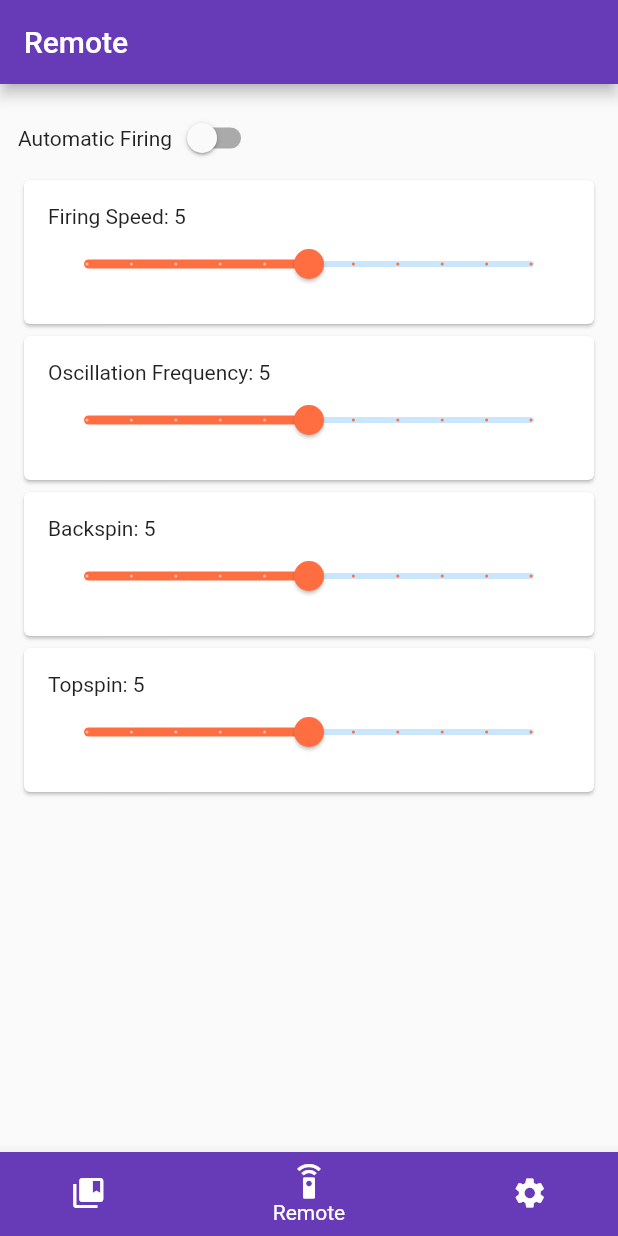
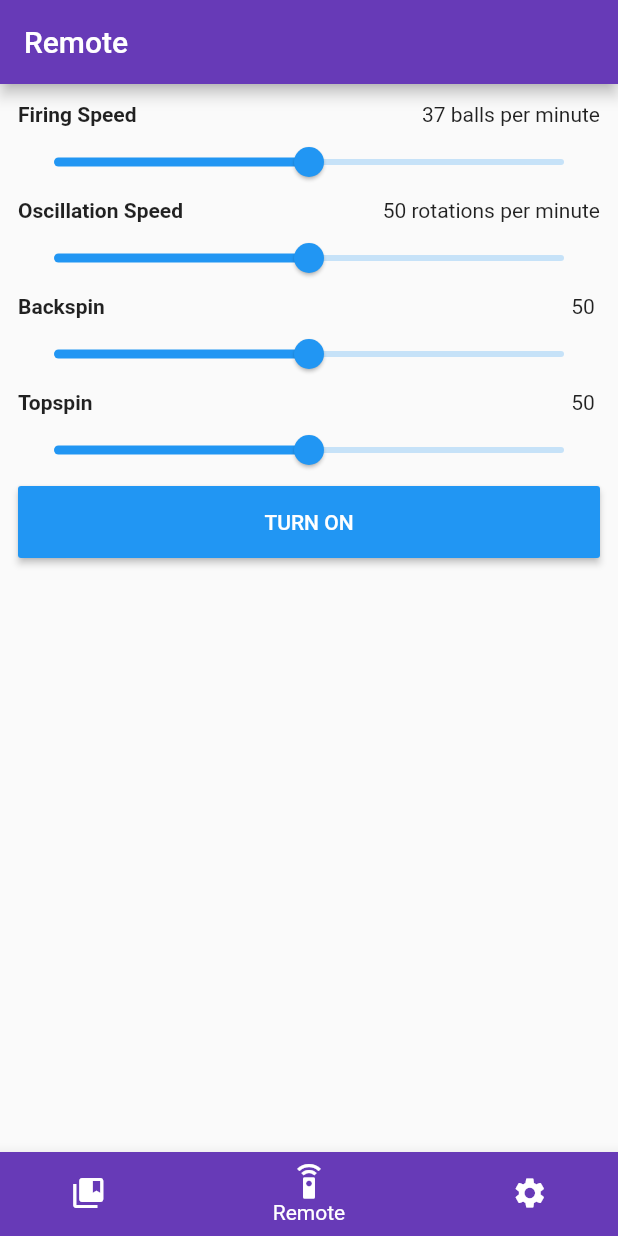
Before and after one commit to kil0meters/pingpong, a Flutter app: the screen it shows after launch, item 2 of the bottom bar chosen, on a phone screen of 412 x 824 dp. Run offline on Flutter 3.47's test engine with Material 2 defaults, Android fonts, the phone set to English and light mode, and no system bars.

Commit message:
Refactor sliders

```diff
--- a/lib/pong_knob.dart
+++ /dev/null
@@ -1,43 +0,0 @@
-import 'package:flutter/material.dart';
-
-class PongKnob extends StatefulWidget {
-  final String description;
-  final double maxValue;
-  final double minValue;
-
-  PongKnob({this.description, this.maxValue, this.minValue});
-
-  @override
-  _PongKnobState createState() => _PongKnobState();
-}
-
-class _PongKnobState extends State<PongKnob> {
-  double _sliderValue = 5;
-
-  @override
-  Widget build(BuildContext context) {
-    return Card(
-      child: Padding(
-        padding: EdgeInsets.all(16),
-        child: Column(
-          mainAxisAlignment: MainAxisAlignment.start,
-          crossAxisAlignment: CrossAxisAlignment.start,
-          children: <Widget>[
-            Text('${widget.description}: ${_sliderValue.floor()}'),
-            Slider(
-              activeColor: Colors.deepOrangeAccent,
-              divisions: (widget.maxValue - widget.minValue).floor(),
-              max: widget.maxValue,
-              min: widget.minValue,
-              onChanged: (newValue) {
-                setState(() => _sliderValue = newValue);
-              },
-              label: _sliderValue.toString(),
-              value: _sliderValue,
-            )
-          ],
-        ),
-      )
-    );
-  }
-}
--- a/lib/remote_page.dart
+++ b/lib/remote_page.dart
@@ -1,15 +1,11 @@
 import 'package:flutter/material.dart';
 
-import 'pong_knob.dart';
+import 'sliders.dart';
+import 'globals.dart' as globals;
 
-class RemotePage extends StatefulWidget {
+class RemotePage extends StatelessWidget {
   RemotePage({Key key}) : super(key: key);
 
-  @override
-  _RemotePageState createState() => _RemotePageState();
-}
-
-class _RemotePageState extends State<RemotePage> {
   @override
   Widget build(BuildContext context) {
     return Scaffold(
@@ -23,23 +19,78 @@ class _RemotePageState extends State<RemotePage> {
           mainAxisAlignment: MainAxisAlignment.start,
           crossAxisAlignment: CrossAxisAlignment.start,
           children: <Widget>[
-            Row(
-              children: <Widget>[
-                Text('Automatic Firing'),
-                Switch(
-                  value: false,
-                  activeColor: Colors.deepOrangeAccent,
-                  onChanged: (isFiring) => {},
-                ),
-              ],
+            PingPongSlider(
+              title: 'Firing Speed',
+              unit: 'balls per minute',
+              max: globals.firingSpeedMax,
+              min: globals.firingSpeedMin
             ),
-            PongKnob(description: "Firing Speed", maxValue: 10, minValue: 0),
-            PongKnob(description: "Oscillation Frequency", maxValue: 10, minValue: 0),
-            PongKnob(description: "Backspin", maxValue: 10, minValue: 0),
-            PongKnob(description: "Topspin", maxValue: 10, minValue: 0),
+            PingPongSlider(
+              title: 'Oscillation Speed',
+              unit: 'rotations per minute',
+              max: globals.oscillationSpeedMax,
+              min: globals.oscillationSpeedMin,
+            ),
+            PingPongSlider(
+              title: "Backspin",
+              max: globals.oscillationSpeedMax,
+              min: globals.oscillationSpeedMin
+            ),
+            PingPongSlider(
+              title: "Topspin",
+              max: globals.oscillationSpeedMax,
+              min: globals.oscillationSpeedMin
+            ),
+            SizedBox(
+              width: double.infinity,
+              height: 48,
+              child: ResumeFiringButton(),
+            )
           ],
         ),
       ),
     );
   }
 }
+
+class ResumeFiringButton extends StatefulWidget {
+  const ResumeFiringButton({
+    Key key,
+  }) : super(key: key);
+
+  @override
+  _ResumeFiringButtonState createState() => _ResumeFiringButtonState();
+}
+
+class _ResumeFiringButtonState extends State<ResumeFiringButton> {
+  bool isOn = false;
+  String label = 'TURN ON';
+  MaterialColor buttonColor = Colors.blue;
+
+  @override
+  Widget build(BuildContext context) {
+    return RaisedButton(
+      child: Text(
+        label,
+        style: TextStyle(
+          color: Colors.white,
+        )
+      ),
+      color: buttonColor,
+      onPressed: () {
+        setState(() {
+          if (!isOn) {
+            label = 'TURN OFF';
+            buttonColor = Colors.red;
+          }
+          else {
+            label = 'TURN ON';
+            buttonColor = Colors.blue;
+          }
+
+          isOn = !isOn;
+        });
+      }
+    );
+  }
+}
--- /dev/null
+++ b/lib/sliders.dart
@@ -0,0 +1,117 @@
+import 'package:flutter/material.dart';
+
+class PingPongSlider extends StatefulWidget {
+  final String title;
+  final String unit;
+  final double max;
+  final double min;
+
+  PingPongSlider({this.title, this.unit = "", this.max, this.min});
+
+  @override
+  _PingPongSliderState createState() => _PingPongSliderState(sliderValue: (max + min)/2);
+}
+
+class _PingPongSliderState extends State<PingPongSlider> {
+  double sliderValue;
+
+  _PingPongSliderState({Key key, this.sliderValue});
+
+  @override
+  Widget build(BuildContext context) {
+    return Column(
+      mainAxisAlignment: MainAxisAlignment.start,
+      crossAxisAlignment: CrossAxisAlignment.start,
+      children: <Widget>[
+        Row(
+          crossAxisAlignment: CrossAxisAlignment.start,
+          mainAxisAlignment: MainAxisAlignment.spaceBetween,
+          children: <Widget>[
+            Text(
+              '${widget.title}',
+              style: TextStyle(
+                fontWeight: FontWeight.bold,
+              )
+            ),
+            Text(
+              '${sliderValue.floor()} ${widget.unit}',
+              style: TextStyle(
+                color: Colors.black87,
+              )
+            )
+          ],
+        ),
+        Slider(
+          max: widget.max,
+          min: widget.min,
+          onChanged: (newValue) {
+            setState(() {
+              sliderValue = newValue;
+            });
+          },
+          label: sliderValue.toString(),
+          value: sliderValue,
+        )
+      ],
+    );
+  }
+}
+
+class PingPongRangeSlider extends StatefulWidget {
+  final String title;
+  final double max;
+  final double min;
+
+  PingPongRangeSlider({Key key, this.title, this.max, this.min}) : super(key: key);
+
+  @override
+  _PingPongRangeSliderState createState() => _PingPongRangeSliderState(rangeStart: min, rangeEnd: max);
+}
+
+class _PingPongRangeSliderState extends State<PingPongRangeSlider> {
+  double rangeStart;
+  double rangeEnd;
+
+  _PingPongRangeSliderState({Key key, this.rangeStart, this.rangeEnd});
+
+  @override
+  Widget build(BuildContext context) {
+    return Padding(
+      padding: EdgeInsets.fromLTRB(0, 8, 0, 8),
+      child: Column(
+        crossAxisAlignment: CrossAxisAlignment.start,
+        children: <Widget>[
+          Row(
+            crossAxisAlignment: CrossAxisAlignment.start,
+            mainAxisAlignment: MainAxisAlignment.spaceBetween,
+            children: <Widget>[
+              Text(
+                '${widget.title}',
+                style: TextStyle(
+                  fontWeight: FontWeight.bold,
+                ),
+              ),
+              Text(
+                '${this.rangeStart.floor()}-${this.rangeEnd.floor()}',
+                style: TextStyle(
+                  color: Colors.black87,
+                )
+              )
+            ],
+          ),
+          RangeSlider(
+            max: widget.max,
+            min: widget.min,
+            onChanged: (RangeValues values) {
+              setState(() {
+                rangeStart = values.start;
+                rangeEnd = values.end;
+              });
+            },
+            values: RangeValues(this.rangeStart, this.rangeEnd)
+          )
+        ],
+      ),
+    );
+  }
+}
```
Also changed, not shown: lib/drill_editor.dart (+6 -68 lines).
